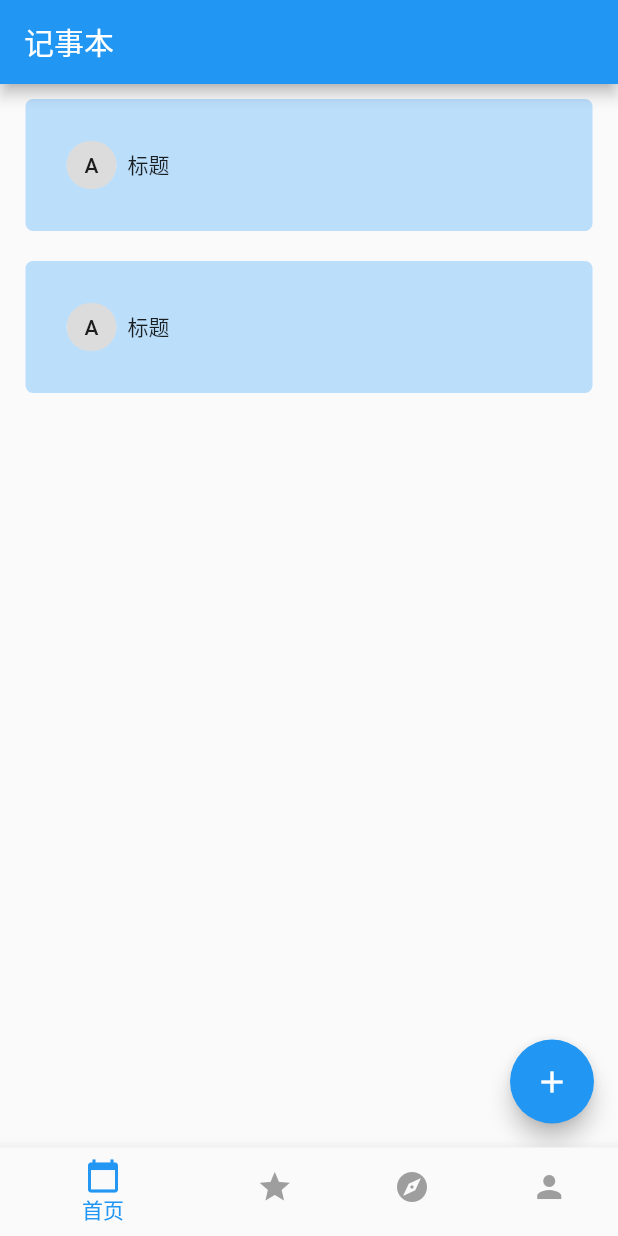
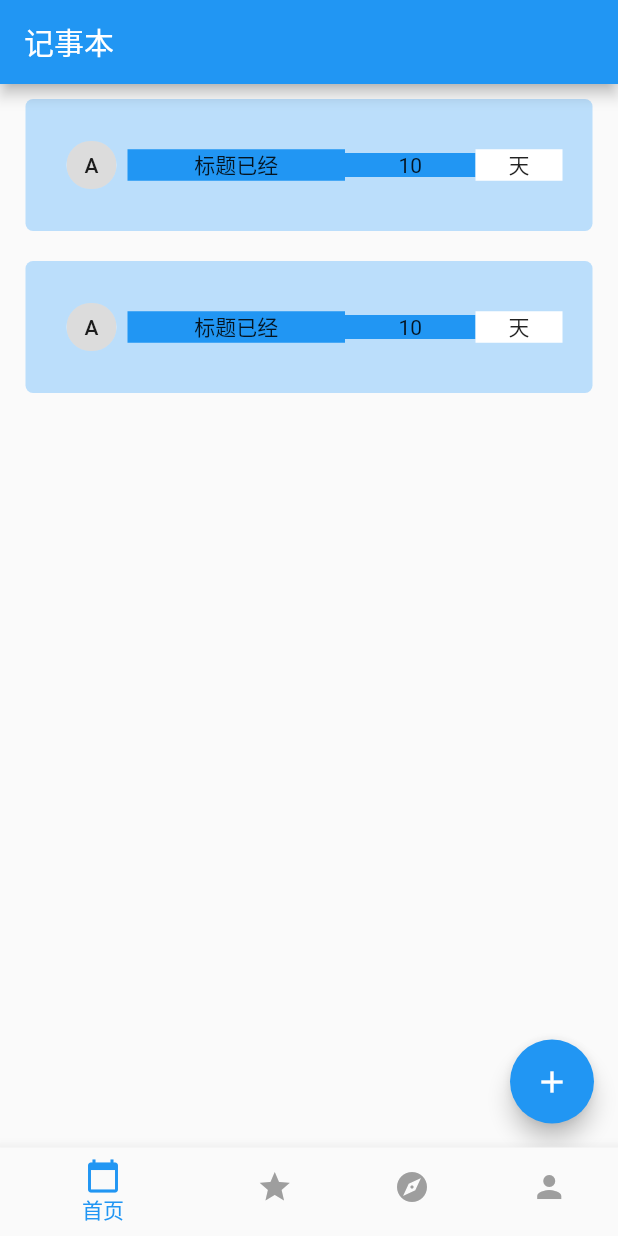
Before and after one commit to skyinJune/todo_flutter, a Flutter app: the screen it shows after launch, on a phone screen of 412 x 824 dp. Run offline on Flutter 3.47's test engine with Material 2 defaults, Android fonts, the phone set to English and light mode, and no system bars; our stand-ins replace flutter_swiper.

Commit message:
使用expanded弹性布局todoItem

```diff
--- a/lib/widgets/todoItem.dart
+++ b/lib/widgets/todoItem.dart
@@ -14,7 +14,30 @@ class _TodoItemState extends State<TodoItem> {
           borderRadius: BorderRadius.all(Radius.circular(5.0))),
       margin: EdgeInsets.symmetric(vertical: 10, horizontal: 17),
       child: Row(
-        children: [Chip(label: Text('A')), Text('标题')],
+        children: [
+          Chip(label: Text('A')),
+          Expanded(
+              flex: 5,
+              child: Container(
+                color: Theme.of(context).primaryColor,
+                alignment: Alignment.center,
+                child: Text('标题已经'),
+              )),
+          Expanded(
+              flex: 3,
+              child: Container(
+                color: Theme.of(context).accentColor,
+                alignment: Alignment.center,
+                child: Text('10'),
+              )),
+          Expanded(
+              flex: 2,
+              child: Container(
+                color: Theme.of(context).cardColor,
+                alignment: Alignment.center,
+                child: Text('天'),
+              )),
+        ],
       ),
       padding: EdgeInsets.all(20),
     );
```
